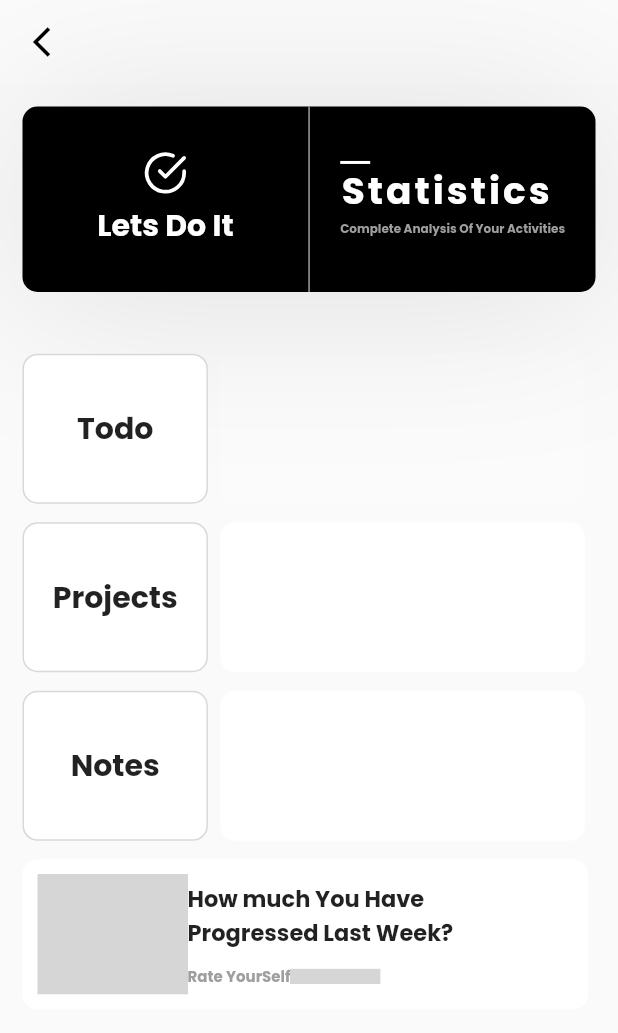
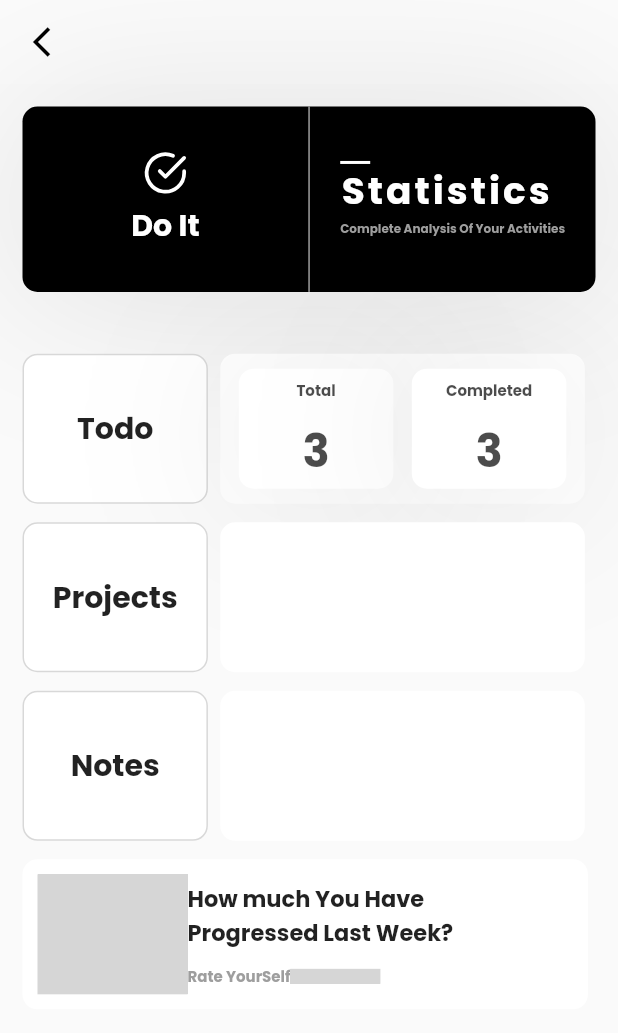
Before and after one commit to dinoy-raj/ProductivityApp, a Flutter app: the StatsPage screen opened directly, on a phone screen of 412 x 824 dp. Shown: the top 1033 px of the screen. Run offline on Flutter 3.47's test engine with Material 2 defaults, Android fonts, the phone set to English and light mode, and no system bars; our stand-ins replace animated_text_kit, cloud_firestore, connectivity_plus, firebase_auth, firebase_core, flutter_datetime_picker and 8 more; missing offline and left inert: agora_rtc_engine; accounts and stored records are empty; network calls fail; grey boxes are pictures that could not be loaded.

Commit message:
added ui changes

```diff
--- a/app/lib/Developer/aboutUsPage.dart
+++ b/app/lib/Developer/aboutUsPage.dart
@@ -98,7 +98,7 @@ class _AboutUsState extends State<AboutUs> {
                                 height: 5,
                               ),
                               Text(
-                                "Lets Do It",
+                                "Do - It",
                                 style: TextStyle(
                                     color: Colors.white,
                                     fontWeight: FontWeight.bold,
--- a/app/lib/Developer/reportAnyIssue.dart
+++ b/app/lib/Developer/reportAnyIssue.dart
@@ -96,7 +96,7 @@ class _ReportIssueState extends State<ReportIssue> {
                                 height: 5,
                               ),
                               Text(
-                                "Lets Do It",
+                                "Do - It",
                                 style: TextStyle(
                                     color: Colors.white,
                                     fontWeight: FontWeight.bold,
@@ -243,6 +243,8 @@ class _ReportIssueState extends State<ReportIssue> {
                   ),
                 ),
 
+
+
               ],
             ),
           )
--- a/app/lib/screens/main/mainscreen_body.dart
+++ b/app/lib/screens/main/mainscreen_body.dart
@@ -260,7 +260,7 @@ class _ScreenBodyState extends State<ScreenBody> {
                                     height: 5,
                                   ),
                                   Text(
-                                    "Lets Do It",
+                                    "Do - It",
                                     style: TextStyle(
                                         fontWeight: FontWeight.bold,
                                         fontSize: 20),
--- a/app/lib/statistics/stats.dart
+++ b/app/lib/statistics/stats.dart
@@ -1,7 +1,7 @@
-
 import 'package:flutter/cupertino.dart';
 import 'package:flutter/material.dart';
 import 'package:flutter/painting.dart';
+import 'package:flutter/rendering.dart';
 import 'package:flutter_feather_icons/flutter_feather_icons.dart';
 import 'package:lottie/lottie.dart';
 
@@ -78,7 +78,7 @@ class _StatsPageState extends State<StatsPage> {
                               height: 5,
                             ),
                             Text(
-                              "Lets Do It",
+                              "Do It",
                               style: TextStyle(
                                   color: Colors.white,
                                   fontWeight: FontWeight.bold,
@@ -156,8 +156,115 @@ class _StatsPageState extends State<StatsPage> {
                     decoration: BoxDecoration(
                       shape: BoxShape.rectangle,
                       borderRadius: BorderRadius.circular(10),
-                      color: Colors.white10,
+                      color: Colors.white,
                       //borderRadius: BorderRadius.circular(10),
+                    ),
+                    child: Row(
+                      mainAxisAlignment: MainAxisAlignment.spaceEvenly,
+                      children: [
+                        Container(
+                          width: screenWidth * .25,
+                          height: 80,
+                          decoration: BoxDecoration(
+                              shape: BoxShape.rectangle,
+                              borderRadius: BorderRadius.circular(10),
+                              color: Colors.white,
+                              boxShadow: [
+                                BoxShadow(
+                                  color: Colors.black.withOpacity(.1),
+                                  blurRadius: 100,
+                                  spreadRadius: 2,
+                                  offset: Offset(0, 3),
+                                ),
+                              ]
+                              //borderRadius: BorderRadius.circular(10),
+                              ),
+                          child: Column(
+                            mainAxisAlignment: MainAxisAlignment.spaceEvenly,
+                            children: [
+                              Container(
+                                height: 30,
+                                width: screenWidth * .2,
+                                child: Center(
+                                    child: Text(
+                                      "Total",
+                                      style: TextStyle(
+                                          fontSize: 10,
+                                          fontWeight: FontWeight.bold,
+                                          color: Colors.black.withOpacity(.7)),
+                                    )),
+                              ),
+                              Container(
+                                height: 50,
+                                child: Center(
+                                    child: SingleChildScrollView(
+                                      scrollDirection: Axis.vertical,
+                                      child: Text(
+                                        "3",
+                                        maxLines: 1,
+                                        overflow: TextOverflow.ellipsis,
+                                        style: TextStyle(
+                                            fontSize: 30,
+                                            fontWeight: FontWeight.bold,
+                                            color: Colors.black.withOpacity(.7)),
+                                      ),
+                                    )),
+                              ),
+                            ],
+                          ),
+                        ),
+                        Container(
+                          width: screenWidth * .25,
+                          height: 80,
+                          decoration: BoxDecoration(
+                              shape: BoxShape.rectangle,
+                              borderRadius: BorderRadius.circular(10),
+                              color: Colors.white,
+                              boxShadow: [
+                                BoxShadow(
+                                  color: Colors.black.withOpacity(.1),
+                                  blurRadius: 100,
+                                  spreadRadius: 2,
+                                  offset: Offset(0, 3),
+                                ),
+                              ]
+                              //borderRadius: BorderRadius.circular(10),
+                              ),
+                          child: Column(
+                            mainAxisAlignment: MainAxisAlignment.spaceEvenly,
+                            children: [
+                              Container(
+                                height: 30,
+                                width: screenWidth * .2,
+                                child: Center(
+                                    child: Text(
+                                  "Completed",
+                                  style: TextStyle(
+                                      fontSize: 10,
+                                      fontWeight: FontWeight.bold,
+                                      color: Colors.black.withOpacity(.7)),
+                                )),
+                              ),
+                              Container(
+                                height: 50,
+                                child: Center(
+                                    child: SingleChildScrollView(
+                                      scrollDirection: Axis.vertical,
+                                      child: Text(
+                                  "3",
+                                  maxLines: 1,
+                                  overflow: TextOverflow.ellipsis,
+                                  style: TextStyle(
+                                        fontSize: 30,
+                                        fontWeight: FontWeight.bold,
+                                        color: Colors.black.withOpacity(.7)),
+                                ),
+                                    )),
+                              ),
+                            ],
+                          ),
+                        ),
+                      ],
                     ),
                   ),
                 ],
@@ -281,17 +388,20 @@ class _StatsPageState extends State<StatsPage> {
                                   ),
                                 ),
                                 Padding(
-                                  padding: const EdgeInsets.only(top:10.0,right: 30),
+                                  padding: const EdgeInsets.only(
+                                      top: 10.0, right: 30),
                                   child: Row(
                                     children: [
-                                       Text("Rate YourSelf",style: TextStyle(
+                                      Text(
+                                        "Rate YourSelf",
+                                        style: TextStyle(
                                           fontWeight: FontWeight.bold,
                                           fontSize: 10,
                                           color: Colors.grey,
-                                        ),),
-
+                                        ),
+                                      ),
                                       Container(
-                                        height:10 ,
+                                          height: 10,
                                           width: 60,
                                           child: Lottie.network(
                                               "https://assets6.lottiefiles.com/packages/lf20_L1eVBx.json"))
```
